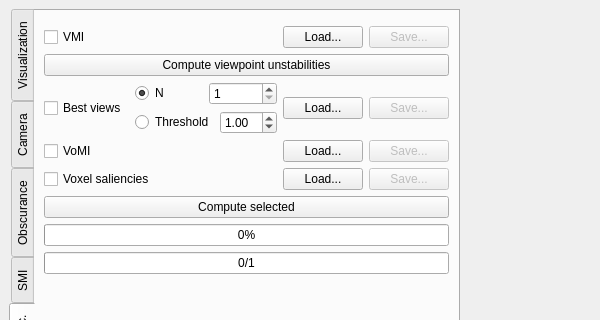
First picture: the form in starviewer/src/extensions/playground/experimental3d/qexperimental3dextensionbase.ui, repository starviewer-medical/starviewer, before the edit; both pictures show x 0 to 600 and y 0 to 320 of the 600 by 654 pixel window.
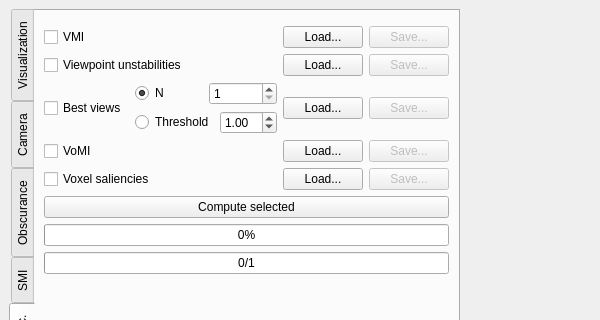
Second picture: the form after the edit. The open tabs and pages were chosen to show the change. Custom widgets are drawn as their Qt base class.

Commit message: ENH: Càlcul de les inestabilitats dels punts de vista a l'estil dels altres càlculs.

Diff of the .ui file:
```diff
--- a/starviewer/src/extensions/playground/experimental3d/qexperimental3dextensionbase.ui
+++ b/starviewer/src/extensions/playground/experimental3d/qexperimental3dextensionbase.ui
@@ -1094,11 +1094,38 @@
          </layout>
         </item>
         <item>
-         <widget class="QPushButton" name="m_viewpointUnstabilitiesPushButton" >
-          <property name="text" >
-           <string>Compute viewpoint unstabilities</string>
-          </property>
-         </widget>
+         <layout class="QHBoxLayout" name="horizontalLayout_9" >
+          <item>
+           <widget class="QCheckBox" name="m_computeViewpointUnstabilitiesCheckBox" >
+            <property name="sizePolicy" >
+             <sizepolicy vsizetype="Fixed" hsizetype="Minimum" >
+              <horstretch>1</horstretch>
+              <verstretch>0</verstretch>
+             </sizepolicy>
+            </property>
+            <property name="text" >
+             <string>Viewpoint unstabilities</string>
+            </property>
+           </widget>
+          </item>
+          <item>
+           <widget class="QPushButton" name="m_loadViewpointUnstabilitiesPushButton" >
+            <property name="text" >
+             <string>Load...</string>
+            </property>
+           </widget>
+          </item>
+          <item>
+           <widget class="QPushButton" name="m_saveViewpointUnstabilitiesPushButton" >
+            <property name="enabled" >
+             <bool>false</bool>
+            </property>
+            <property name="text" >
+             <string>Save...</string>
+            </property>
+           </widget>
+          </item>
+         </layout>
         </item>
         <item>
          <layout class="QHBoxLayout" name="horizontalLayout_6" >
```
The commit also changes 2 other files.
